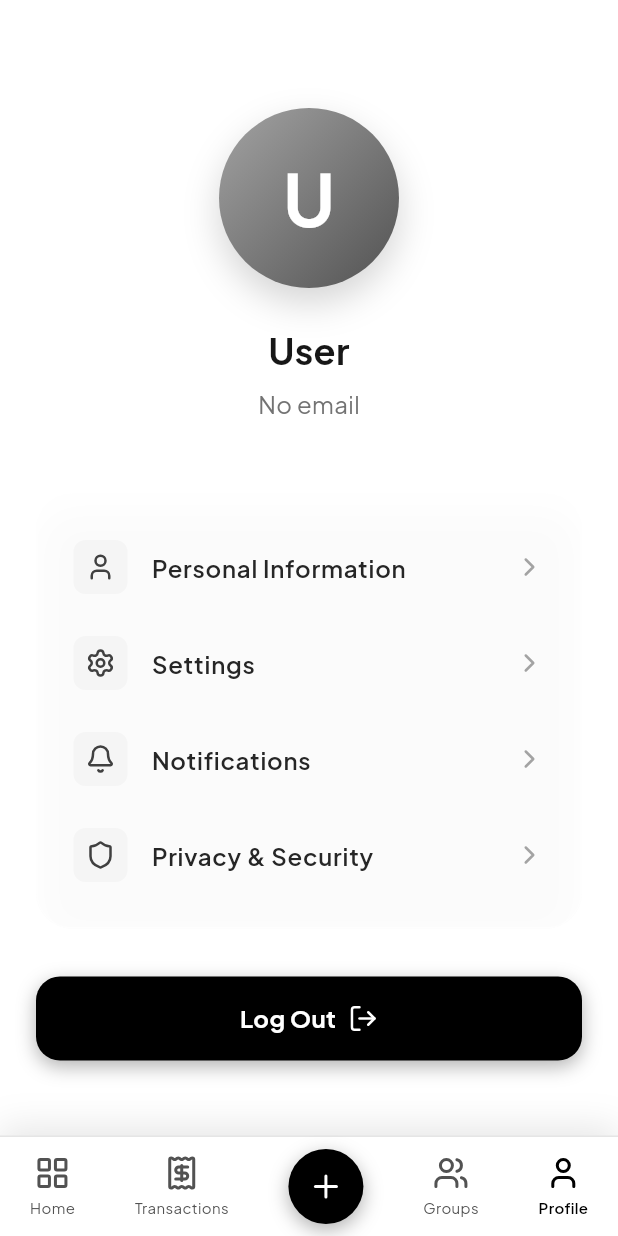
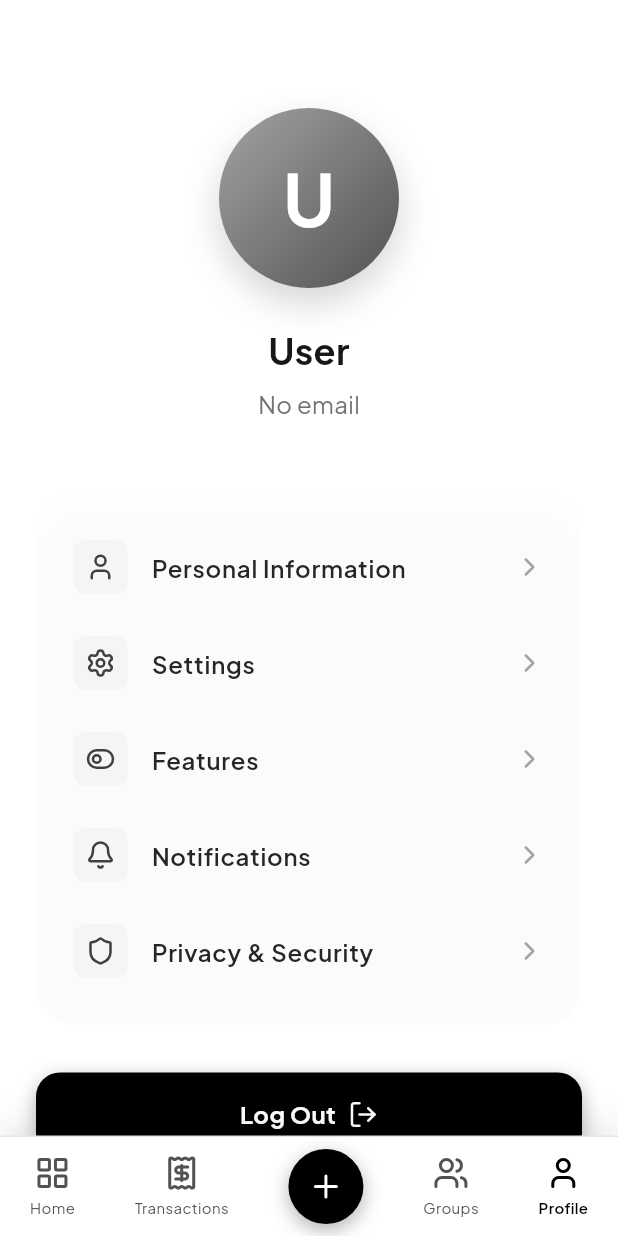
Before and after one commit to vipulchaudhary16/Square, a Flutter app: the ProfileScreen screen opened by its route, on a phone screen of 412 x 824 dp. Run offline on Flutter 3.47's test engine with Material 3 defaults, Android fonts, the phone set to English and light mode, and no system bars; drawn by our look-alikes of flutter_animate; our stand-ins replace dio, fl_chart, flutter_riverpod, go_router, google_fonts, lucide_icons and 1 more; accounts and stored records are empty.

Commit message:
feat: add /profile/features route and Features option in profile screen
Co-Authored-By: Claude Sonnet 4.6 <noreply@anthropic.com>

```diff
--- a/square_app/lib/features/profile/presentation/profile_screen.dart
+++ b/square_app/lib/features/profile/presentation/profile_screen.dart
@@ -101,6 +101,12 @@ class ProfileScreen extends ConsumerWidget {
                   ),
                   _buildProfileOption(
                     context,
+                    icon: LucideIcons.toggleLeft,
+                    title: 'Features',
+                    onTap: () => context.push('/profile/features'),
+                  ),
+                  _buildProfileOption(
+                    context,
                     icon: LucideIcons.bell,
                     title: 'Notifications',
                     onTap: () {},
```
Also changed, not shown: square_app/lib/core/router.dart (+8 -0 lines).
